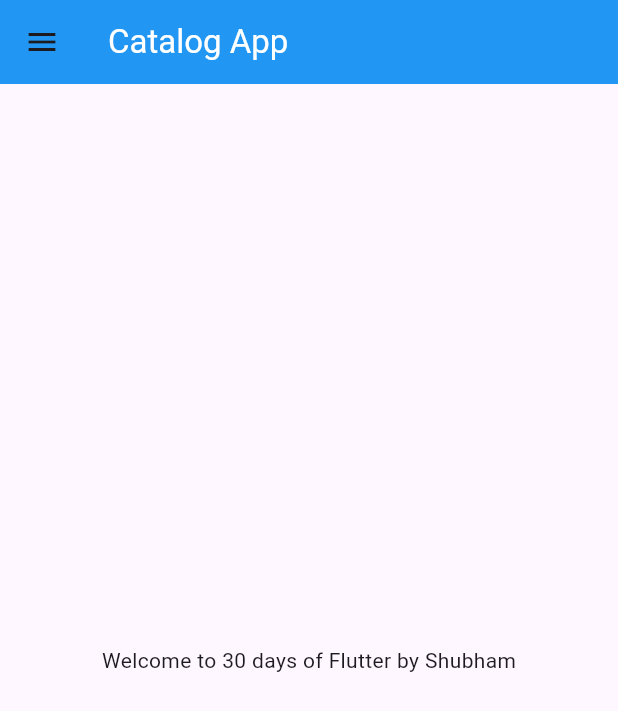
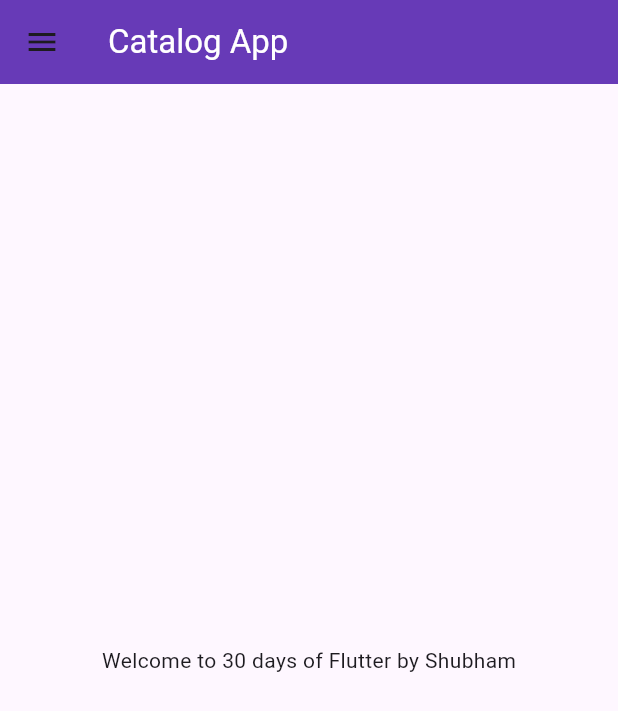
Before and after one commit to SNKPSEUDO11/first_application, a Flutter app: the screen it shows after launch, on a phone screen of 412 x 824 dp. Shown: the top 711 px of the screen. Run offline on Flutter 3.47's test engine with Material 3 defaults, Android fonts, the phone set to English and light mode, and no system bars.

Commit message:
third commit

```diff
--- a/lib/main.dart
+++ b/lib/main.dart
@@ -1,4 +1,5 @@
-import 'package:first_application/home_page.dart';
+import 'package:first_application/pages/home_page.dart';
+import 'package:first_application/pages/login_page.dart';
 import 'package:flutter/material.dart';
 
 void main() {
@@ -10,6 +11,17 @@ class MyApp extends StatelessWidget {
 
   @override
   Widget build(BuildContext context) {
-    return MaterialApp(home: HomePage());
+    return MaterialApp(
+      // home: HomePage(),
+      themeMode: ThemeMode.light,
+      theme: ThemeData(primarySwatch: Colors.deepPurple),
+      darkTheme: ThemeData(brightness: Brightness.dark),
+      initialRoute: "/home",
+      routes: {
+        "/": (context) => LoginPage(),
+        "/home": (context) => HomePage(),
+        "/login": (context) => LoginPage(),
+      },
+    );
   }
 }
--- a/lib/home_page.dart
+++ b/lib/pages/home_page.dart
@@ -11,7 +11,7 @@ class HomePage extends StatelessWidget {
     // const pi = 3.14; //constant value
     return Scaffold(
       appBar: AppBar(
-        backgroundColor: Colors.blue,
+        backgroundColor: Colors.deepPurple,
         title: Text(
           "Catalog App",
           style: TextStyle(color: Colors.white),
```
Also changed, not shown: lib/pages/login_page.dart (added, +21 -0 lines).
